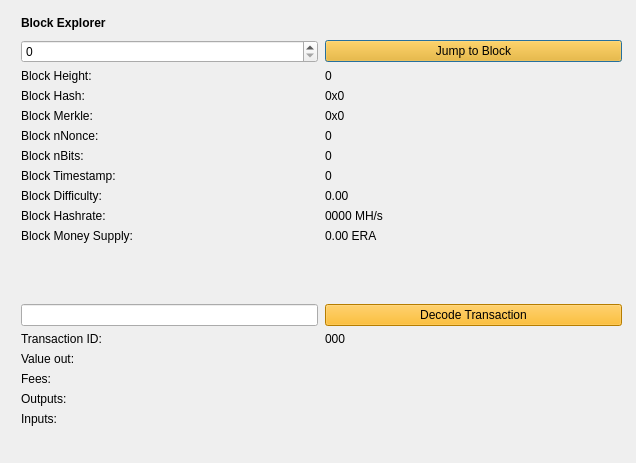
Old version of the form src/qt/forms/blockbrowser.ui in the repository EraNetwork/Era.
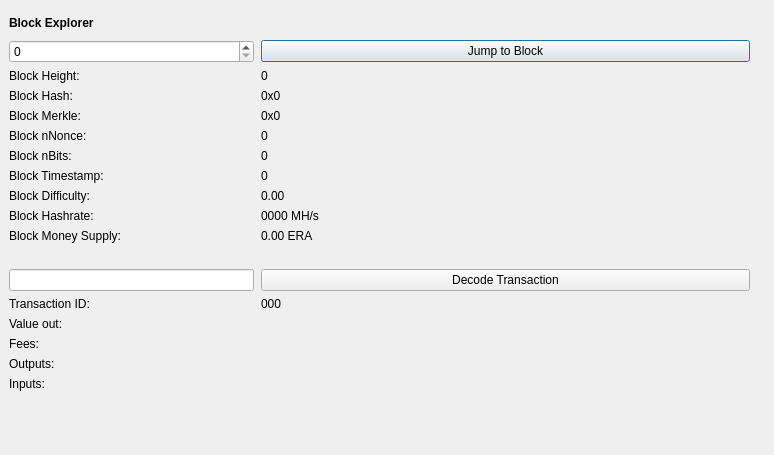
New version of the form.

What changed in the file:
```diff
--- a/src/qt/forms/blockbrowser.ui
+++ b/src/qt/forms/blockbrowser.ui
@@ -12,8 +12,8 @@
    <rect>
     <x>0</x>
     <y>0</y>
-    <width>636</width>
-    <height>463</height>
+    <width>774</width>
+    <height>455</height>
    </rect>
   </property>
   <property name="sizePolicy">
@@ -39,13 +39,16 @@
     <enum>QLayout::SetMaximumSize</enum>
    </property>
    <property name="leftMargin">
-    <number>21</number>
+    <number>9</number>
    </property>
    <property name="topMargin">
     <number>10</number>
    </property>
    <property name="rightMargin">
-    <number>10</number>
+    <number>0</number>
+   </property>
+   <property name="bottomMargin">
+    <number>0</number>
    </property>
    <item row="1" column="0">
     <widget class="QWidget" name="widget" native="true">
@@ -104,11 +107,11 @@
        <rect>
         <x>0</x>
         <y>30</y>
-        <width>601</width>
-        <height>441</height>
+        <width>741</width>
+        <height>391</height>
        </rect>
       </property>
-      <layout class="QGridLayout" name="gridLayoutBE" rowstretch="0,0,0,0,0,0,0,0,0,0,0,0,0,0,0,0,0,0,0,0" columnstretch="0,0">
+      <layout class="QGridLayout" name="gridLayoutBE" rowstretch="0,0,0,0,0,0,0,0,0,0,0,0,0,0,0,0,0,0,0,0" columnstretch="1,2">
        <property name="sizeConstraint">
         <enum>QLayout::SetDefaultConstraint</enum>
        </property>
@@ -267,7 +270,7 @@
        <item row="1" column="1">
         <widget class="QPushButton" name="blockButton">
          <property name="styleSheet">
-          <string notr="true">background-color: rgb(255, 175, 0);</string>
+          <string notr="true"/>
          </property>
          <property name="text">
           <string>Jump to Block</string>
@@ -290,7 +293,7 @@
        <item row="13" column="1">
         <widget class="QPushButton" name="txButton">
          <property name="styleSheet">
-          <string notr="true">background-color: rgb(255, 175, 0);</string>
+          <string notr="true"/>
          </property>
          <property name="text">
           <string>Decode Transaction</string>
```
